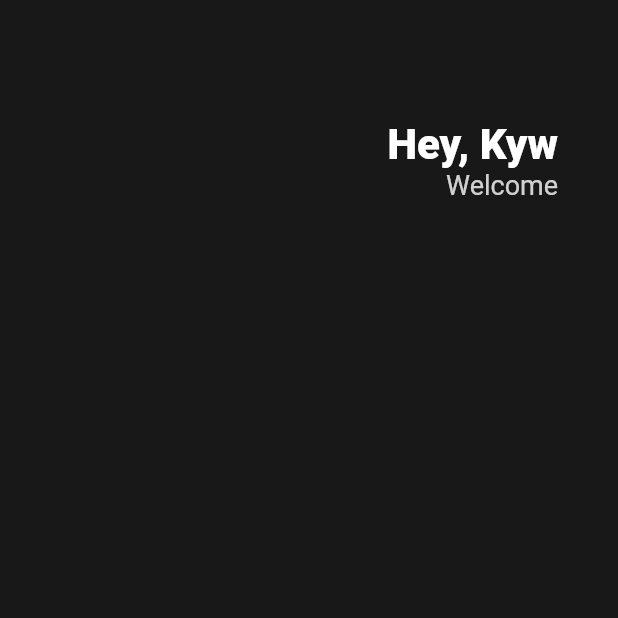
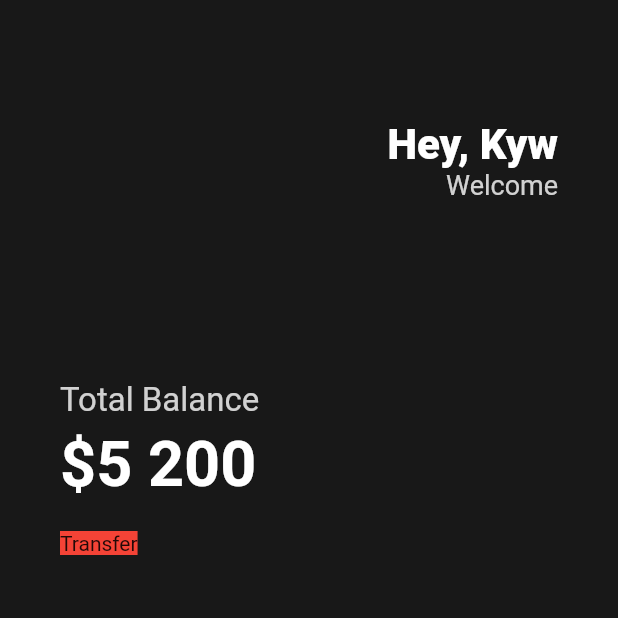
Before and after one commit to yeonwookim1/Flutter, a Flutter app: the screen it shows after launch, on a phone screen of 412 x 824 dp, the top half of it. Run offline on Flutter 3.47's test engine with Material 2 defaults, Android fonts, the phone set to English and light mode, and no system bars.

Commit message:
add container

```diff
--- a/study/lib/main.dart
+++ b/study/lib/main.dart
@@ -15,6 +15,7 @@ class App extends StatelessWidget {
         body: Padding(
           padding: const EdgeInsets.symmetric(horizontal: 40),
           child: Column(
+            crossAxisAlignment: CrossAxisAlignment.start,
             children: [
               SizedBox(height: 80),
               Row(
@@ -35,7 +36,33 @@ class App extends StatelessWidget {
                         style: TextStyle(
                             color: Colors.white.withOpacity(0.8), fontSize: 18),
                       ),
+
                     ],
+                  ),
+                ],
+              ),
+              SizedBox(height : 120),
+              Text('Total Balance', style: TextStyle(
+                  fontSize: 22,
+                  color: Colors.white.withOpacity(0.8))
+                ,
+              ) ,
+              SizedBox(height: 5,),
+              Text('\$5 200',
+                style: TextStyle(
+                  color: Colors.white,
+                  fontSize: 42,
+                  fontWeight: FontWeight.w600,
+                )
+                ,),
+              SizedBox(height: 20,),
+              Row(
+                children: [
+                  Container(
+                    decoration: BoxDecoration(
+                      color : Colors.red,
+                    ),
+                    child:Text('Transfer'),
                   ),
                 ],
               ),
```
Also changed, not shown: 1 other file.
